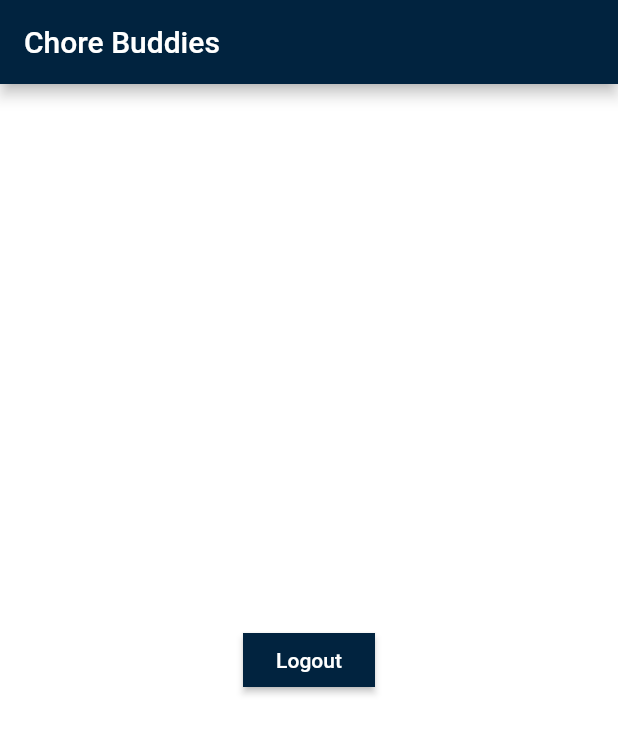
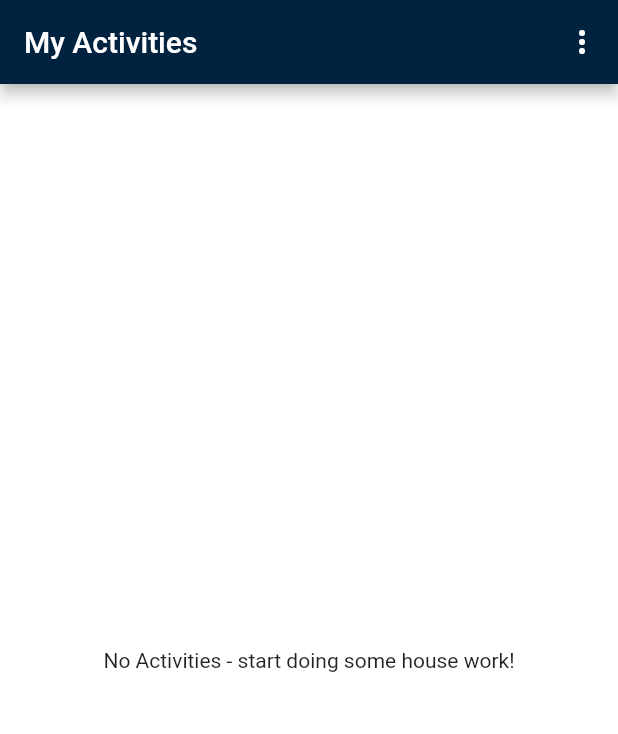
Before and after one commit to wildsurf/chorebuddies, a Flutter app: the screen it shows once a user with an empty profile is signed in, on a phone screen of 412 x 824 dp. Shown: the top 734 px of the screen. Run offline on Flutter 3.47's test engine with Material 2 defaults, Android fonts, the phone set to English and light mode, and no system bars; our stand-ins replace cloud_firestore, firebase_auth, google_sign_in, rxdart; accounts and stored records are empty; statements that could not run were skipped.

Commit message:
Reading activities from firestore

```diff
--- a/lib/app.dart
+++ b/lib/app.dart
@@ -6,8 +6,8 @@ import 'package:flutter/material.dart';
 const appTitle = 'Chore Buddies';
 
 class App extends StatelessWidget {
-
-  Widget _getAppBody() {
+  @override
+  Widget build(BuildContext context) {
     return StreamBuilder(
       stream: authService.user,
       builder: (context, user) {
@@ -19,16 +19,4 @@ class App extends StatelessWidget {
       },
     );
   }
-
-  @override
-  Widget build(BuildContext context) {
-    return Scaffold(
-      appBar: AppBar(
-        title: Text(appTitle),
-      ),
-      body: Center(
-        child: _getAppBody(),
-      ),
-    );
-  }
 }
--- /dev/null
+++ b/lib/models/activity.dart
@@ -0,0 +1,53 @@
+import 'package:cloud_firestore/cloud_firestore.dart';
+import 'package:flutter/material.dart';
+
+class Activity {
+  Timestamp logged;
+  String name;
+  num points;
+  String type;
+  String uid;
+  String path;
+
+  Activity(
+      {this.logged, this.name, this.points, this.type, this.uid, this.path});
+
+  static Activity fromDocument(DocumentSnapshot documentSnapshot) {
+    final documentData = documentSnapshot.data;
+
+    return Activity(
+      logged: documentData["logged"],
+      name: documentData["name"],
+      points: documentData["points"],
+      type: documentData["type"],
+      uid: documentData["uid"],
+      path: documentSnapshot.documentID,
+    );
+  }
+}
+
+const activityIcons = {
+  "dishes": Icons.toll,
+  "ironing": Icons.translate,
+};
+
+const activityTitles = {
+  "dishes": "Dishes",
+  "ironing": "Ironing",
+};
+
+const activityColors = {
+  "dishes": Colors.amber,
+  "ironiming": Colors.green,
+};
+
+const activityTypes = {
+  "small": "Small",
+  "medium": "Medium",
+  "large": "Large",
+};
+
+const activityStars = {
+  "dishes": {"small": 1, "medium": 2, "large": 3},
+  "ironiming": {"small": 2, "medium": 3, "large": 4},
+};
--- /dev/null
+++ b/lib/models/menu_item.dart
@@ -0,0 +1,10 @@
+import 'package:flutter/material.dart';
+
+class MenuItem {
+  final String title;
+  final IconData icon;
+
+  MenuItem(this.title, {this.icon});
+
+  static MenuItem logout = MenuItem("Log out");
+}
--- a/lib/screens/activities_screen.dart
+++ b/lib/screens/activities_screen.dart
@@ -1,20 +1,87 @@
+import 'package:chorebuddies/components/activity_item.dart';
+import 'package:chorebuddies/components/loading_spinner.dart';
+import 'package:chorebuddies/models/activity.dart';
+import 'package:chorebuddies/models/menu_item.dart';
 import 'package:chorebuddies/services/auth.dart';
-import 'package:flutter/cupertino.dart';
+import 'package:cloud_firestore/cloud_firestore.dart';
 import 'package:flutter/material.dart';
 
 class ActivitiesScreen extends StatelessWidget {
-  @override
-  Widget build(BuildContext context) {
+  void _menuItemSelect(MenuItem i) {
+    if (i == MenuItem.logout) {
+      authService.signOut();
+    }
+  }
+
+  Widget _buildActivitiesAppBar(BuildContext context) {
+    return AppBar(
+      title: Text(
+        "My Activities",
+      ),
+      actions: <Widget>[
+        PopupMenuButton<MenuItem>(
+          onSelected: _menuItemSelect,
+          itemBuilder: (BuildContext context) {
+            return [
+              MenuItem.logout,
+            ]
+                .map((MenuItem i) => PopupMenuItem<MenuItem>(
+                      value: i,
+                      child: Text(
+                        i.title,
+                      ),
+                    ))
+                .toList();
+          },
+        )
+      ],
+    );
+  }
+
+  Widget _buildBody(BuildContext context) {
     return Center(
       child: StreamBuilder(
-        stream: authService.profile,
-        builder: (context, snapshot) {
-          return RaisedButton(
-            onPressed: () => authService.signOut(),
-            child: Text('Logout'),
+        stream: authService.db
+            .collection("activities")
+            .where(
+              "uid",
+              isEqualTo: authService.currentUser?.uid,
+            )
+            .snapshots(),
+        builder: (context, AsyncSnapshot<QuerySnapshot> snapshot) {
+          if (!snapshot.hasData) {
+            return Container(
+              child: Center(
+                child: LoadingSpinner(),
+              ),
+            );
+          }
+
+          if (snapshot.data.documents.length == 0) {
+            return Container(
+              child: Center(
+                  child: Text(
+                "No Activities - start doing some house work!",
+              )),
+            );
+          }
+
+          return ListView.builder(
+            itemBuilder: (BuildContext context, int index) => ActivityItem(
+                activity:
+                    Activity.fromDocument(snapshot.data.documents[index])),
+            itemCount: snapshot.data.documents.length,
           );
         },
       ),
     );
   }
+
+  @override
+  Widget build(BuildContext context) {
+    return Scaffold(
+      appBar: _buildActivitiesAppBar(context),
+      body: _buildBody(context),
+    );
+  }
 }
--- a/lib/services/assets.dart
+++ b/lib/services/assets.dart
@@ -9,6 +9,10 @@ Image getLogo() {
   );
 }
 
+IconData getCategoryIcon(String name) {
+  return Icons.toll;
+}
+
 AssetImage getBuddies() {
   return AssetImage("assets/images/buddies.jpg");
 }
--- a/lib/theme.dart
+++ b/lib/theme.dart
@@ -14,6 +14,11 @@ ThemeData buildTheme() {
         textTheme: ButtonTextTheme.primary,
       ),
       scaffoldBackgroundColor: Colors.white,
-
-  );
+      textTheme: base.textTheme.copyWith(
+        title: TextStyle(
+          color: choreBuddiesPrimary,
+          fontWeight: FontWeight.bold,
+          fontSize: 18.0,
+        ),
+      ));
 }
--- a/pubspec.yaml
+++ b/pubspec.yaml
@@ -28,7 +28,6 @@ dependencies:
   # firebase_core:
 
   # Cloud Firestore API.
-  firebase_core: ^0.4.3
   cloud_firestore: ^0.13.0
 
   # Firebase Authentication API.
@@ -39,6 +38,9 @@ dependencies:
 
   # Reactive streams
   rxdart:
+
+  # Date formatting & internationalization
+  intl: ^0.16.0
 dev_dependencies:
   flutter_launcher_icons: "^0.7.4"
   flutter_test:
```
Also changed, not shown: lib/components/activity_item.dart (added, +70 -0 lines), lib/components/points_count.dart (added, +34 -0 lines), lib/models/user.dart (added, +27 -0 lines), lib/screens/signin_screen.dart (+22 -4 lines), lib/services/auth.dart (+8 -3 lines), pubspec.lock. Lines whose indentation alone changed are shown as unchanged.
